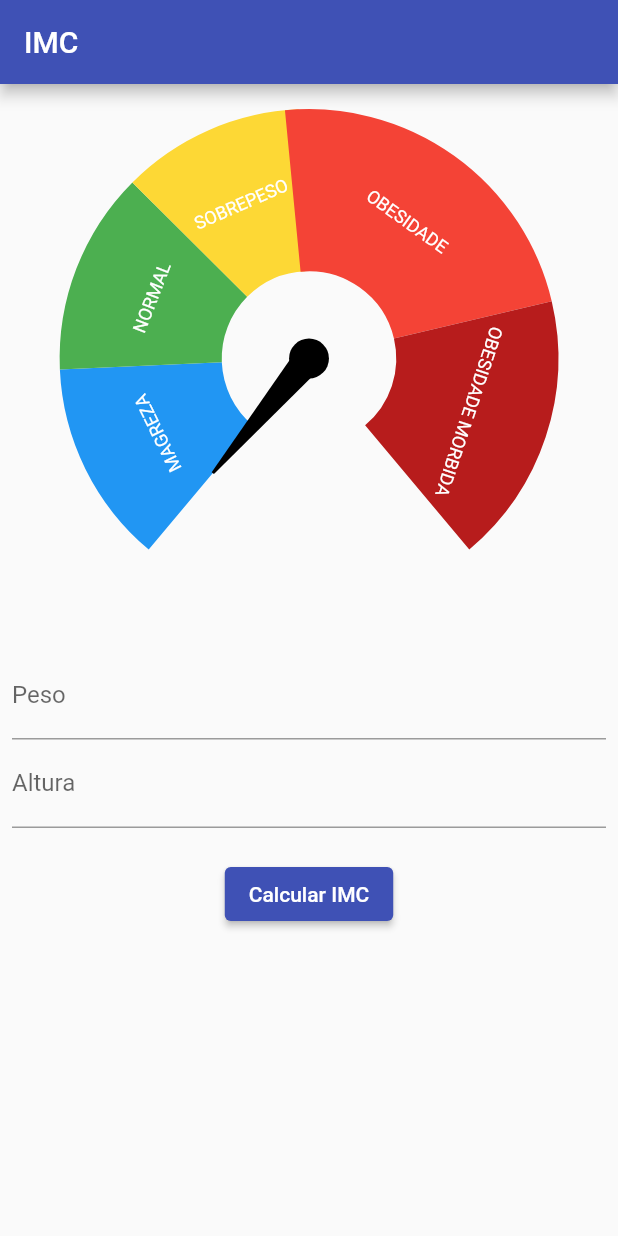
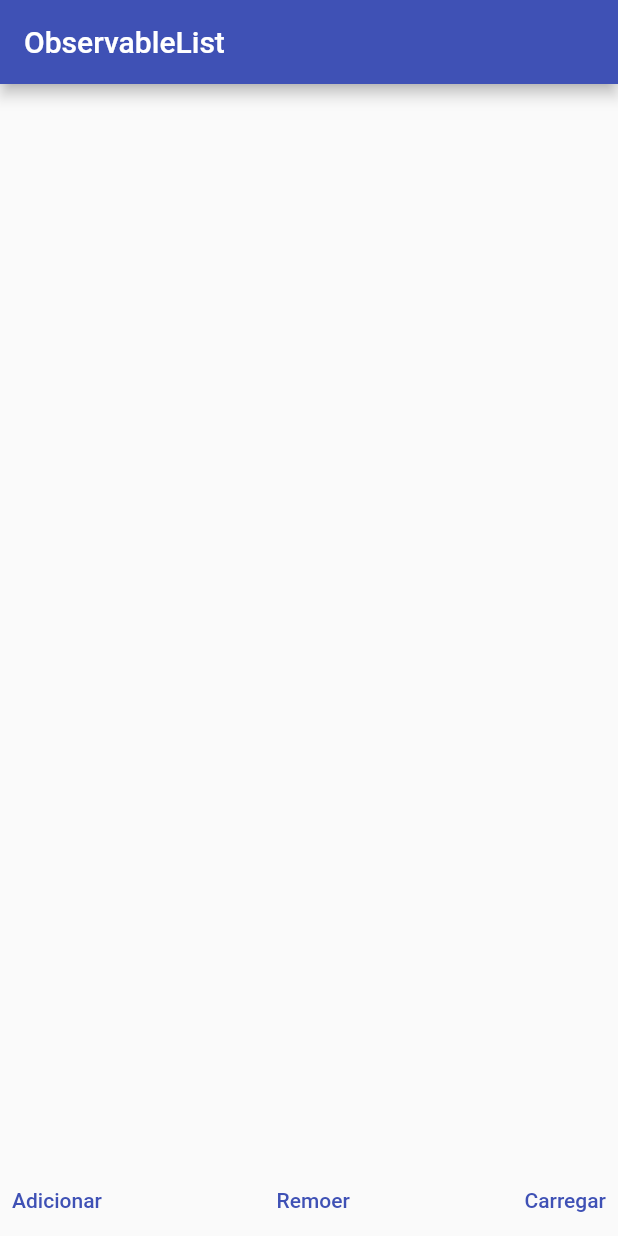
Before and after one commit to ElcioLS/adf_mobx_imc, a Flutter app: the screen it shows after launch, on a phone screen of 412 x 824 dp. Run offline on Flutter 3.47's test engine with Material 2 defaults, Android fonts, the phone set to English and light mode, and no system bars; drawn by our look-alikes of syncfusion_flutter_gauges; our stand-ins replace currency_text_input_formatter, flutter_mobx, mobx; generated files the repository leaves out were written again.

Commit message:
ObservableList

```diff
--- a/lib/main.dart
+++ b/lib/main.dart
@@ -1,4 +1,4 @@
-import 'package:adf_mobx_imc/imc/imc_page.dart';
+import 'package:adf_mobx_imc/observables/list/observable_list_page.dart';
 import 'package:flutter/material.dart';
 
 void main() {
@@ -10,10 +10,13 @@ class MyApp extends StatelessWidget {
   Widget build(BuildContext context) {
     return MaterialApp(
       title: 'Academia do Flutter',
+
       theme: ThemeData(
         primarySwatch: Colors.indigo,
       ),
-      home: ImcPage(),
+      debugShowCheckedModeBanner: false,
+      // home: ImcPage(),
+      home: const ObservableListPage(),
     );
   }
 }
--- /dev/null
+++ b/lib/observables/list/observable_list_page.dart
@@ -0,0 +1,63 @@
+import 'package:adf_mobx_imc/observables/list/observable_list_controller.dart';
+import 'package:flutter/material.dart';
+import 'package:flutter_mobx/flutter_mobx.dart';
+
+class ObservableListPage extends StatefulWidget {
+  const ObservableListPage({Key? key}) : super(key: key);
+
+  @override
+  State<ObservableListPage> createState() => _ObservableListPageState();
+}
+
+class _ObservableListPageState extends State<ObservableListPage> {
+  final controller = ObservableListController();
+
+  @override
+  Widget build(BuildContext context) {
+    return Scaffold(
+        appBar: AppBar(
+          title: const Text('ObservableList'),
+        ),
+        body: Column(
+          children: [
+            Expanded(
+              child: Observer(
+                builder: (_) {
+                  return ListView.builder(
+                    itemCount: controller.products.length,
+                    itemBuilder: (context, index) {
+                      final productName = controller.products[index].name;
+                      return CheckboxListTile(
+                        value: false,
+                        onChanged: (_) {},
+                        title: Text(productName),
+                      );
+                    },
+                  );
+                },
+              ),
+            ),
+            Row(
+              mainAxisAlignment: MainAxisAlignment.spaceBetween,
+              children: [
+                TextButton(
+                    onPressed: () {
+                      controller.addProduct();
+                    },
+                    child: const Text('Adicionar')),
+                TextButton(
+                    onPressed: () {
+                      controller.removeProduct();
+                    },
+                    child: const Text('Remoer')),
+                TextButton(
+                    onPressed: () {
+                      controller.loadProducts();
+                    },
+                    child: const Text('Carregar')),
+              ],
+            )
+          ],
+        ));
+  }
+}
```
Also changed, not shown: lib/model/product_model.dart (added, +8 -0 lines), lib/observables/list/observable_list_controller.dart (added, +65 -0 lines), lib/observables/list/observable_list_controller.g.dart (added).
